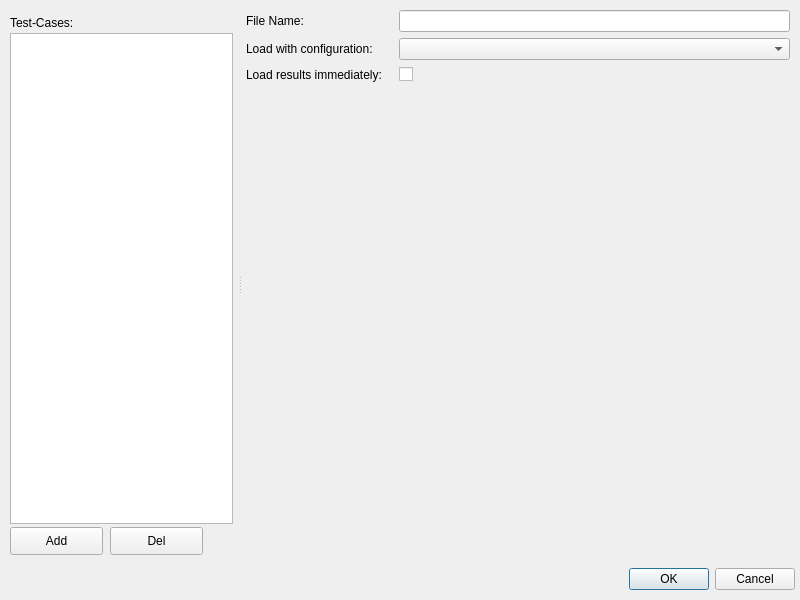
Oleg162927082018/TTI, file GUI/TestCase/Open/View/open-testcase-dialog.ui: the form before one commit.
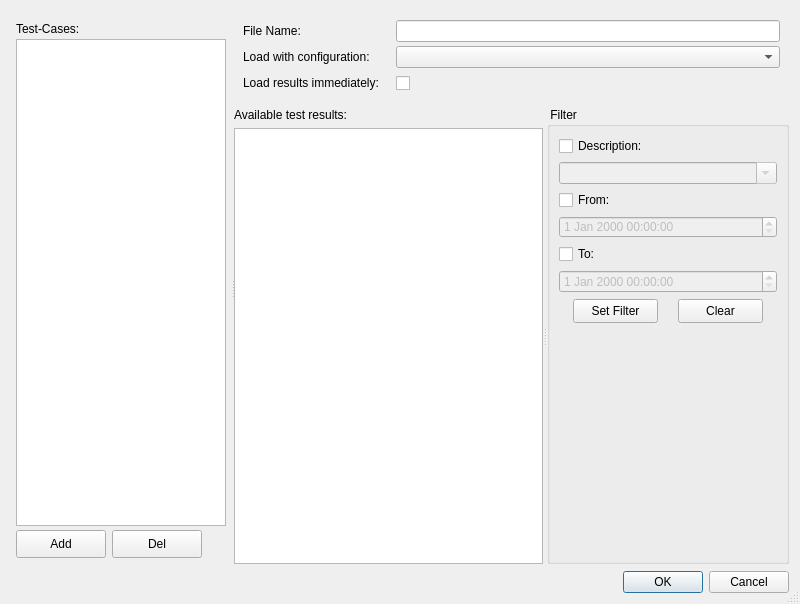
The form after the commit.

Patch:
```diff
--- a/GUI/TestCase/Open/View/open-testcase-dialog.ui
+++ b/GUI/TestCase/Open/View/open-testcase-dialog.ui
@@ -10,7 +10,7 @@
     <x>0</x>
     <y>0</y>
     <width>800</width>
-    <height>600</height>
+    <height>604</height>
    </rect>
   </property>
   <property name="sizePolicy">
@@ -34,24 +34,27 @@
   <property name="windowTitle">
    <string>Open test-cases</string>
   </property>
+  <property name="sizeGripEnabled">
+   <bool>true</bool>
+  </property>
   <property name="modal">
    <bool>false</bool>
   </property>
   <layout class="QVBoxLayout" name="verticalLayout_2">
    <property name="spacing">
-    <number>6</number>
+    <number>7</number>
    </property>
    <property name="leftMargin">
-    <number>5</number>
+    <number>11</number>
    </property>
    <property name="topMargin">
-    <number>5</number>
+    <number>11</number>
    </property>
    <property name="rightMargin">
-    <number>5</number>
+    <number>11</number>
    </property>
    <property name="bottomMargin">
-    <number>10</number>
+    <number>11</number>
    </property>
    <item>
     <widget class="QSplitter" name="splitter">
@@ -136,32 +139,83 @@
            <height>30</height>
           </size>
          </property>
+         <layout class="QHBoxLayout" name="horizontalLayout">
+          <property name="leftMargin">
+           <number>0</number>
+          </property>
+          <property name="topMargin">
+           <number>0</number>
+          </property>
+          <property name="rightMargin">
+           <number>0</number>
+          </property>
+          <property name="bottomMargin">
+           <number>0</number>
+          </property>
+          <item>
          <widget class="QPushButton" name="addBtn">
-          <property name="geometry">
-           <rect>
-            <x>0</x>
-            <y>0</y>
-            <width>93</width>
+            <property name="sizePolicy">
+             <sizepolicy hsizetype="Fixed" vsizetype="Fixed">
+              <horstretch>0</horstretch>
+              <verstretch>0</verstretch>
+             </sizepolicy>
+            </property>
+            <property name="minimumSize">
+             <size>
+              <width>90</width>
             <height>28</height>
-           </rect>
+             </size>
+            </property>
+            <property name="maximumSize">
+             <size>
+              <width>90</width>
+              <height>28</height>
+             </size>
           </property>
           <property name="text">
            <string>Add</string>
           </property>
          </widget>
+          </item>
+          <item>
          <widget class="QPushButton" name="delBtn">
-          <property name="geometry">
-           <rect>
-            <x>100</x>
-            <y>0</y>
-            <width>93</width>
+            <property name="sizePolicy">
+             <sizepolicy hsizetype="Fixed" vsizetype="Fixed">
+              <horstretch>0</horstretch>
+              <verstretch>0</verstretch>
+             </sizepolicy>
+            </property>
+            <property name="minimumSize">
+             <size>
+              <width>90</width>
             <height>28</height>
-           </rect>
+             </size>
+            </property>
+            <property name="maximumSize">
+             <size>
+              <width>90</width>
+              <height>28</height>
+             </size>
           </property>
           <property name="text">
            <string>Del</string>
           </property>
          </widget>
+          </item>
+          <item>
+           <spacer name="horizontalSpacer">
+            <property name="orientation">
+             <enum>Qt::Horizontal</enum>
+            </property>
+            <property name="sizeHint" stdset="0">
+             <size>
+              <width>40</width>
+              <height>20</height>
+             </size>
+            </property>
+           </spacer>
+          </item>
+         </layout>
         </widget>
        </item>
       </layout>
@@ -173,29 +227,51 @@
         <verstretch>0</verstretch>
        </sizepolicy>
       </property>
-      <layout class="QVBoxLayout" name="resultsLayout">
-       <property name="spacing">
-        <number>6</number>
-       </property>
-       <property name="leftMargin">
-        <number>5</number>
-       </property>
-       <property name="topMargin">
-        <number>5</number>
-       </property>
-       <property name="rightMargin">
-        <number>5</number>
-       </property>
-       <property name="bottomMargin">
-        <number>5</number>
-       </property>
+      <layout class="QVBoxLayout" name="verticalLayout_4">
        <item>
+        <widget class="QWidget" name="infoWidget" native="true">
+         <property name="sizePolicy">
+          <sizepolicy hsizetype="Expanding" vsizetype="Fixed">
+           <horstretch>0</horstretch>
+           <verstretch>0</verstretch>
+          </sizepolicy>
+         </property>
+         <property name="minimumSize">
+          <size>
+           <width>0</width>
+           <height>90</height>
+          </size>
+         </property>
+         <property name="maximumSize">
+          <size>
+           <width>16777215</width>
+           <height>90</height>
+          </size>
+         </property>
         <layout class="QFormLayout" name="formLayout">
          <property name="horizontalSpacing">
           <number>3</number>
          </property>
          <item row="0" column="0">
           <widget class="QLabel" name="fileLabel">
+            <property name="sizePolicy">
+             <sizepolicy hsizetype="Preferred" vsizetype="Fixed">
+              <horstretch>0</horstretch>
+              <verstretch>0</verstretch>
+             </sizepolicy>
+            </property>
+            <property name="minimumSize">
+             <size>
+              <width>0</width>
+              <height>22</height>
+             </size>
+            </property>
+            <property name="maximumSize">
+             <size>
+              <width>16777215</width>
+              <height>22</height>
+             </size>
+            </property>
            <property name="text">
             <string>File Name:    </string>
            </property>
@@ -203,6 +279,18 @@
          </item>
          <item row="0" column="1">
           <widget class="QLineEdit" name="fullFileNameBox">
+            <property name="minimumSize">
+             <size>
+              <width>0</width>
+              <height>22</height>
+             </size>
+            </property>
+            <property name="maximumSize">
+             <size>
+              <width>16777215</width>
+              <height>22</height>
+             </size>
+            </property>
            <property name="readOnly">
             <bool>true</bool>
            </property>
@@ -210,13 +298,44 @@
          </item>
          <item row="1" column="0">
           <widget class="QLabel" name="cfgLabel">
+            <property name="sizePolicy">
+             <sizepolicy hsizetype="Preferred" vsizetype="Fixed">
+              <horstretch>0</horstretch>
+              <verstretch>0</verstretch>
+             </sizepolicy>
+            </property>
+            <property name="minimumSize">
+             <size>
+              <width>0</width>
+              <height>22</height>
+             </size>
+            </property>
+            <property name="maximumSize">
+             <size>
+              <width>16777215</width>
+              <height>22</height>
+             </size>
+            </property>
            <property name="text">
             <string>Load with configuration:    </string>
            </property>
           </widget>
          </item>
          <item row="1" column="1">
-          <widget class="QComboBox" name="currentConfigBox"/>
+           <widget class="QComboBox" name="currentConfigBox">
+            <property name="minimumSize">
+             <size>
+              <width>0</width>
+              <height>22</height>
+             </size>
+            </property>
+            <property name="maximumSize">
+             <size>
+              <width>16777215</width>
+              <height>22</height>
+             </size>
+            </property>
+           </widget>
          </item>
          <item row="2" column="0">
           <widget class="QLabel" name="label">
@@ -229,13 +348,13 @@
            <property name="minimumSize">
             <size>
              <width>0</width>
-             <height>17</height>
+              <height>22</height>
             </size>
            </property>
            <property name="maximumSize">
             <size>
              <width>16777215</width>
-             <height>17</height>
+              <height>22</height>
             </size>
            </property>
            <property name="text">
@@ -254,24 +373,325 @@
            <property name="minimumSize">
             <size>
              <width>0</width>
-             <height>17</height>
+              <height>22</height>
             </size>
            </property>
            <property name="maximumSize">
             <size>
              <width>16777215</width>
-             <height>17</height>
+              <height>22</height>
             </size>
            </property>
            <property name="layoutDirection">
             <enum>Qt::LeftToRight</enum>
            </property>
            <property name="text">
-            <string> </string>
+             <string/>
            </property>
           </widget>
          </item>
         </layout>
+        </widget>
+       </item>
+       <item>
+        <widget class="QSplitter" name="splitter_2">
+         <property name="orientation">
+          <enum>Qt::Horizontal</enum>
+         </property>
+         <widget class="QWidget" name="runDescriptions" native="true">
+          <property name="sizePolicy">
+           <sizepolicy hsizetype="Expanding" vsizetype="Expanding">
+            <horstretch>0</horstretch>
+            <verstretch>0</verstretch>
+           </sizepolicy>
+          </property>
+          <layout class="QVBoxLayout" name="verticalLayout">
+           <property name="leftMargin">
+            <number>0</number>
+           </property>
+           <property name="topMargin">
+            <number>0</number>
+           </property>
+           <property name="rightMargin">
+            <number>0</number>
+           </property>
+           <property name="bottomMargin">
+            <number>0</number>
+           </property>
+           <item>
+            <widget class="QLabel" name="availableResultsLabel">
+             <property name="sizePolicy">
+              <sizepolicy hsizetype="Expanding" vsizetype="Fixed">
+               <horstretch>0</horstretch>
+               <verstretch>0</verstretch>
+              </sizepolicy>
+             </property>
+             <property name="minimumSize">
+              <size>
+               <width>0</width>
+               <height>15</height>
+              </size>
+             </property>
+             <property name="maximumSize">
+              <size>
+               <width>16777215</width>
+               <height>15</height>
+              </size>
+             </property>
+             <property name="text">
+              <string>Available test results:</string>
+             </property>
+            </widget>
+           </item>
+           <item>
+            <widget class="QTableView" name="runDescriptionTable">
+             <property name="editTriggers">
+              <set>QAbstractItemView::NoEditTriggers</set>
+             </property>
+             <property name="tabKeyNavigation">
+              <bool>false</bool>
+             </property>
+             <property name="showDropIndicator" stdset="0">
+              <bool>false</bool>
+             </property>
+             <property name="dragDropOverwriteMode">
+              <bool>false</bool>
+             </property>
+             <property name="selectionMode">
+              <enum>QAbstractItemView::NoSelection</enum>
+             </property>
+            </widget>
+           </item>
+          </layout>
+         </widget>
+         <widget class="QGroupBox" name="filterGroup">
+          <property name="sizePolicy">
+           <sizepolicy hsizetype="Fixed" vsizetype="Expanding">
+            <horstretch>0</horstretch>
+            <verstretch>0</verstretch>
+           </sizepolicy>
+          </property>
+          <property name="title">
+           <string> Filter </string>
+          </property>
+          <layout class="QVBoxLayout" name="verticalLayout_3">
+           <item>
+            <widget class="QCheckBox" name="descriptionCheckBox">
+             <property name="sizePolicy">
+              <sizepolicy hsizetype="Expanding" vsizetype="Fixed">
+               <horstretch>0</horstretch>
+               <verstretch>0</verstretch>
+              </sizepolicy>
+             </property>
+             <property name="minimumSize">
+              <size>
+               <width>0</width>
+               <height>20</height>
+              </size>
+             </property>
+             <property name="maximumSize">
+              <size>
+               <width>16777215</width>
+               <height>20</height>
+              </size>
+             </property>
+             <property name="text">
+              <string>Description:</string>
+             </property>
+            </widget>
+           </item>
+           <item>
+            <widget class="QComboBox" name="descriptionComboBox">
+             <property name="enabled">
+              <bool>false</bool>
+             </property>
+             <property name="sizePolicy">
+              <sizepolicy hsizetype="Expanding" vsizetype="Fixed">
+               <horstretch>0</horstretch>
+               <verstretch>0</verstretch>
+              </sizepolicy>
+             </property>
+             <property name="minimumSize">
+              <size>
+               <width>0</width>
+               <height>22</height>
+              </size>
+             </property>
+             <property name="maximumSize">
+              <size>
+               <width>16777215</width>
+               <height>22</height>
+              </size>
+             </property>
+             <property name="editable">
+              <bool>true</bool>
+             </property>
+            </widget>
+           </item>
+           <item>
+            <widget class="QCheckBox" name="fromCheckBox">
+             <property name="sizePolicy">
+              <sizepolicy hsizetype="Expanding" vsizetype="Fixed">
+               <horstretch>0</horstretch>
+               <verstretch>0</verstretch>
+              </sizepolicy>
+             </property>
+             <property name="minimumSize">
+              <size>
+               <width>0</width>
+               <height>20</height>
+              </size>
+             </property>
+             <property name="maximumSize">
+              <size>
+               <width>16777215</width>
+               <height>20</height>
+              </size>
+             </property>
+             <property name="text">
+              <string>From:</string>
+             </property>
+            </widget>
+           </item>
+           <item>
+            <widget class="QDateTimeEdit" name="fromDateTimeEdit">
+             <property name="enabled">
+              <bool>false</bool>
+             </property>
+             <property name="sizePolicy">
+              <sizepolicy hsizetype="Expanding" vsizetype="Fixed">
+               <horstretch>0</horstretch>
+               <verstretch>0</verstretch>
+              </sizepolicy>
+             </property>
+             <property name="minimumSize">
+              <size>
+               <width>0</width>
+               <height>22</height>
+              </size>
+             </property>
+             <property name="maximumSize">
+              <size>
+               <width>16777215</width>
+               <height>22</height>
+              </size>
+             </property>
+            </widget>
+           </item>
+           <item>
+            <widget class="QCheckBox" name="toCheckBox">
+             <property name="sizePolicy">
+              <sizepolicy hsizetype="Expanding" vsizetype="Fixed">
+               <horstretch>0</horstretch>
+               <verstretch>0</verstretch>
+              </sizepolicy>
+             </property>
+             <property name="minimumSize">
+              <size>
+               <width>0</width>
+               <height>20</height>
+              </size>
+             </property>
+             <property name="maximumSize">
+              <size>
+               <width>16777215</width>
+               <height>20</height>
+              </size>
+             </property>
+             <property name="text">
+              <string>To:</string>
+             </property>
+            </widget>
+           </item>
+           <item>
+            <widget class="QDateTimeEdit" name="toDateTimeEdit">
+             <property name="enabled">
+              <bool>false</bool>
+             </property>
+             <property name="sizePolicy">
+              <sizepolicy hsizetype="Expanding" vsizetype="Fixed">
+               <horstretch>0</horstretch>
+               <verstretch>22</verstretch>
+              </sizepolicy>
+             </property>
+             <property name="minimumSize">
+              <size>
+               <width>0</width>
+               <height>22</height>
+              </size>
+             </property>
+            </widget>
+           </item>
+           <item>
+            <layout class="QHBoxLayout" name="buttonHorizontalLayout">
+             <item>
+              <widget class="QPushButton" name="setFilterBtn">
+               <property name="sizePolicy">
+                <sizepolicy hsizetype="Fixed" vsizetype="Fixed">
+                 <horstretch>0</horstretch>
+                 <verstretch>0</verstretch>
+                </sizepolicy>
+               </property>
+               <property name="minimumSize">
+                <size>
+                 <width>85</width>
+                 <height>24</height>
+                </size>
+               </property>
+               <property name="maximumSize">
+                <size>
+                 <width>85</width>
+                 <height>24</height>
+                </size>
+               </property>
+               <property name="text">
+                <string>Set Filter</string>
+               </property>
+              </widget>
+             </item>
+             <item>
+              <widget class="QPushButton" name="clearFilterBtn">
+               <property name="sizePolicy">
+                <sizepolicy hsizetype="Fixed" vsizetype="Fixed">
+                 <horstretch>0</horstretch>
+                 <verstretch>0</verstretch>
+                </sizepolicy>
+               </property>
+               <property name="minimumSize">
+                <size>
+                 <width>85</width>
+                 <height>24</height>
+                </size>
+               </property>
+               <property name="maximumSize">
+                <size>
+                 <width>85</width>
+                 <height>24</height>
+                </size>
+               </property>
+               <property name="text">
+                <string>Clear</string>
+               </property>
+              </widget>
+             </item>
+            </layout>
+           </item>
+           <item>
+            <spacer name="filterVerticalSpacer">
+             <property name="orientation">
+              <enum>Qt::Vertical</enum>
+             </property>
+             <property name="sizeHint" stdset="0">
+              <size>
+               <width>20</width>
+               <height>155</height>
+              </size>
+             </property>
+            </spacer>
+           </item>
+          </layout>
+         </widget>
+        </widget>
        </item>
       </layout>
      </widget>
```
Left out of the diff: 6 changed lines with no effect on the pictures. Lines whose indentation alone changed are shown as unchanged.
